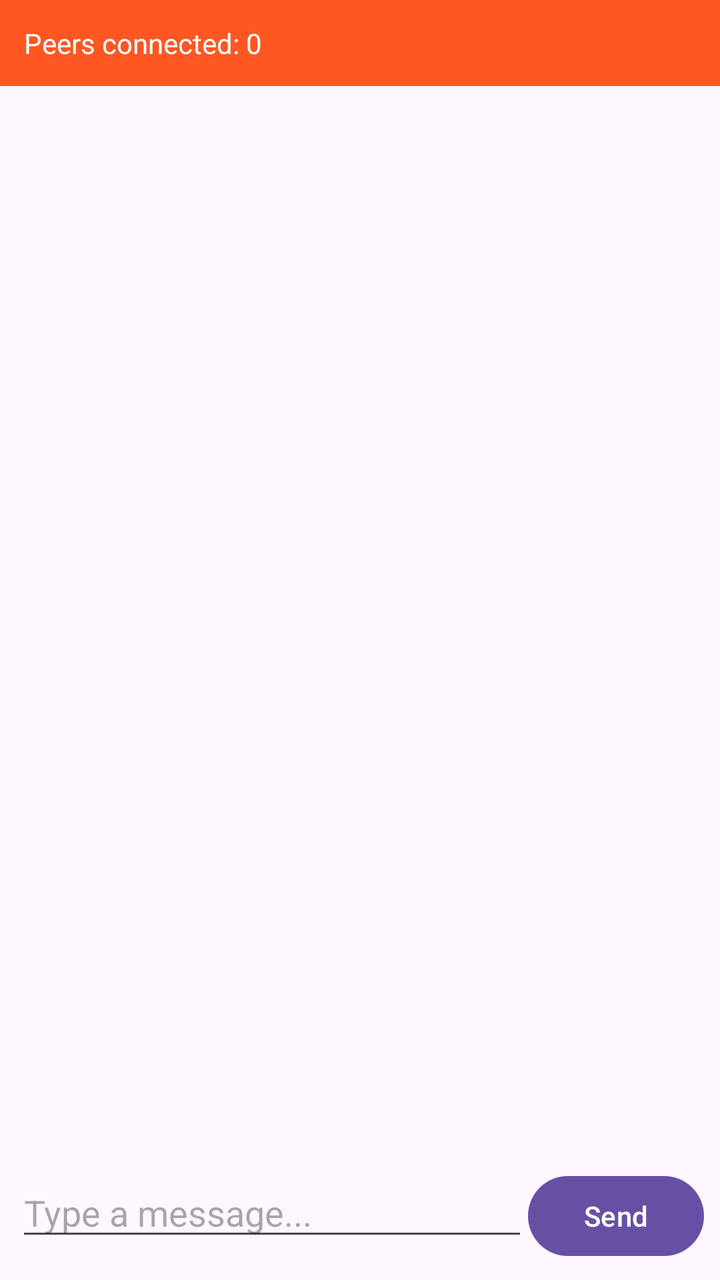
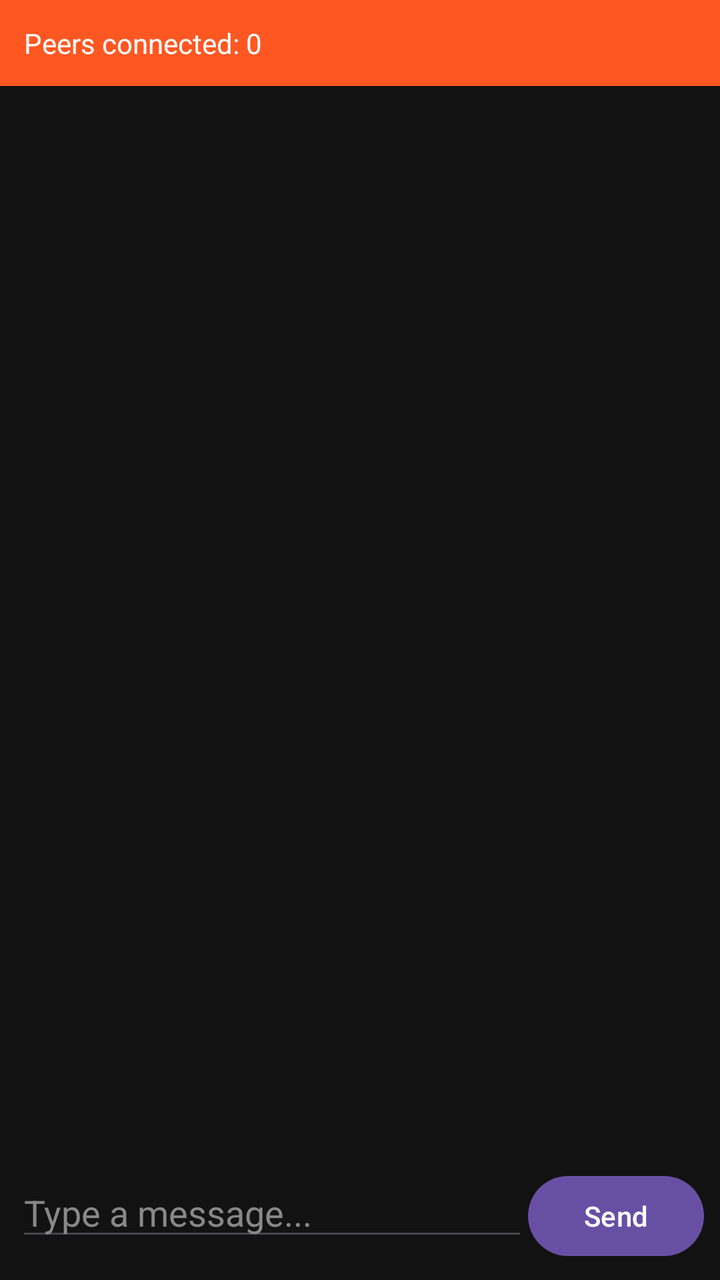

Compare the two renders of this Android layout. The source of the first and the diff that turns it into the second are given below.
<!-- AndroidManifest.xml: application theme Theme.Material3.DayNight -->
<!-- res/layout/activity_main.xml -->
<?xml version="1.0" encoding="utf-8"?>
<LinearLayout xmlns:android="http://schemas.android.com/apk/res/android"
    android:layout_width="match_parent"
    android:layout_height="match_parent"
    android:orientation="vertical">

    <TextView
        android:id="@+id/statusText"
        android:layout_width="match_parent"
        android:layout_height="wrap_content"
        android:padding="12dp"
        android:background="@color/brand_primary"
        android:textColor="#FFFFFF"
        android:text="Peers connected: 0" />

    <androidx.recyclerview.widget.RecyclerView
        android:id="@+id/messageList"
        android:layout_width="match_parent"
        android:layout_height="0dp"
        android:layout_weight="1"
        android:padding="8dp" />

    <LinearLayout
        android:layout_width="match_parent"
        android:layout_height="wrap_content"
        android:orientation="horizontal"
        android:padding="8dp">

        <EditText
            android:id="@+id/messageInput"
            android:layout_width="0dp"
            android:layout_height="wrap_content"
            android:layout_weight="1"
            android:hint="Type a message..." />

        <Button
            android:id="@+id/sendButton"
            android:layout_width="wrap_content"
            android:layout_height="wrap_content"
            android:text="Send" />

    </LinearLayout>

</LinearLayout>
<!-- resources referenced by this layout -->
<resources>
  <color name="brand_primary">#FF5722</color>
</resources>

<!-- the commit's change to res/layout/activity_main.xml (unified diff, before → after) -->
@@ -2,7 +2,8 @@
 <LinearLayout xmlns:android="http://schemas.android.com/apk/res/android"
     android:layout_width="match_parent"
     android:layout_height="match_parent"
-    android:orientation="vertical">
+    android:orientation="vertical"
+    android:background="#121212">
 
     <TextView
         android:id="@+id/statusText"
@@ -18,7 +19,7 @@
         android:layout_width="match_parent"
         android:layout_height="0dp"
         android:layout_weight="1"
-        android:padding="8dp" />
+        android:padding="4dp" />
 
     <LinearLayout
         android:layout_width="match_parent"
@@ -31,6 +32,8 @@
             android:layout_width="0dp"
             android:layout_height="wrap_content"
             android:layout_weight="1"
+            android:textColor="#FFFFFF"
+            android:textColorHint="#888888"
             android:hint="Type a message..." />
 
         <Button
